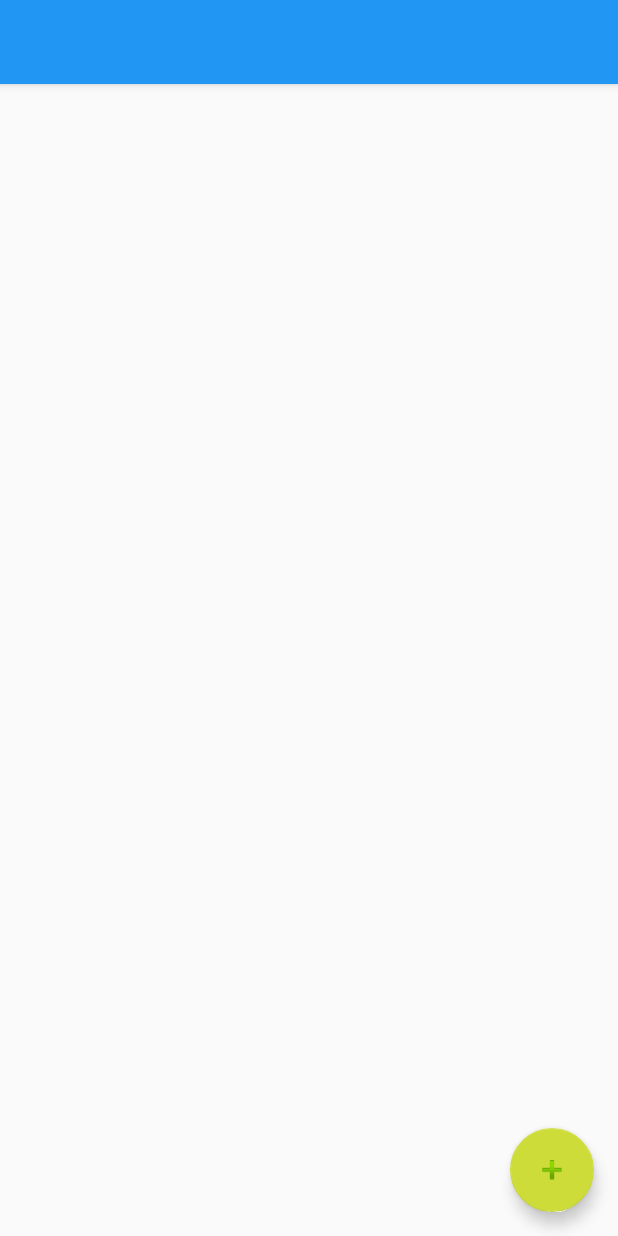
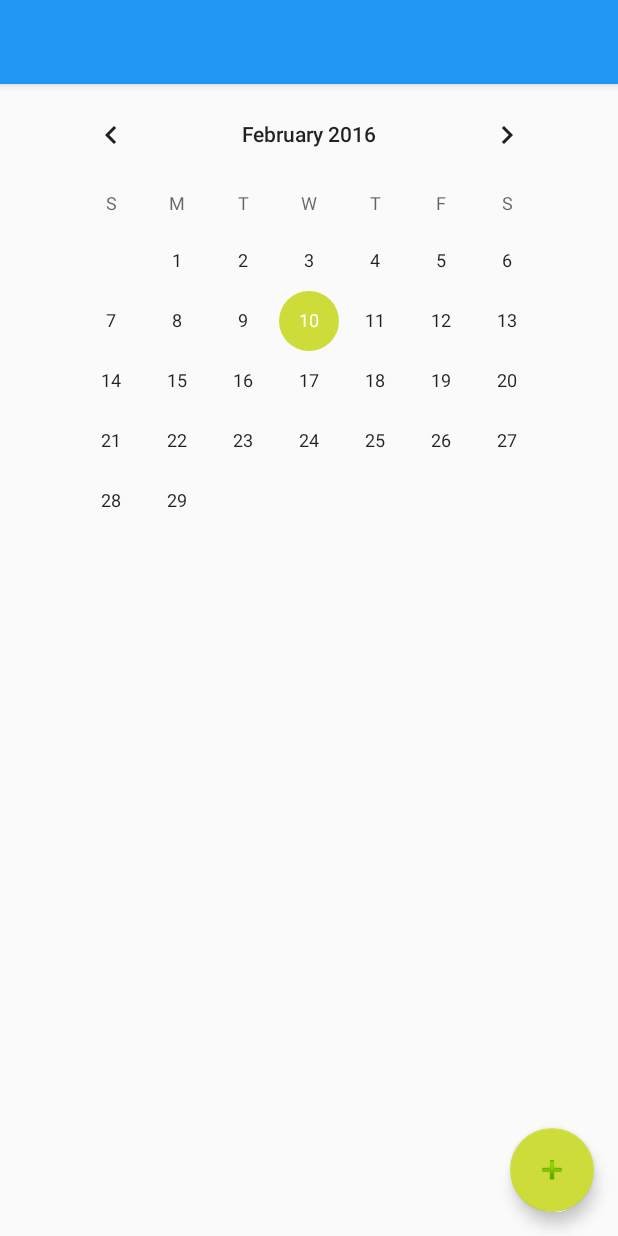
Before and after one commit to THS-CompSci/CallApp, an Android app: the layout app_bar_main.xml on its own in the app's theme, with its tools: preview values and no code run, on a phone screen of 412 x 824 dp. Run offline under Robolectric (Android 15) with nearby library versions, the phone set to English and light mode, and no system bars.

Commit message:
Making a fake change

```diff
--- a/app/src/main/res/layout/content_main.xml
+++ b/app/src/main/res/layout/content_main.xml
@@ -13,6 +13,11 @@
         android:layout_width="match_parent"
         android:layout_height="match_parent">
 
+        <CalendarView
+            android:layout_width="wrap_content"
+            android:layout_height="wrap_content"
+            android:id="@+id/calendarView"
+            android:layout_gravity="center_horizontal|top" />
     </FrameLayout>
 
 </RelativeLayout>
```
